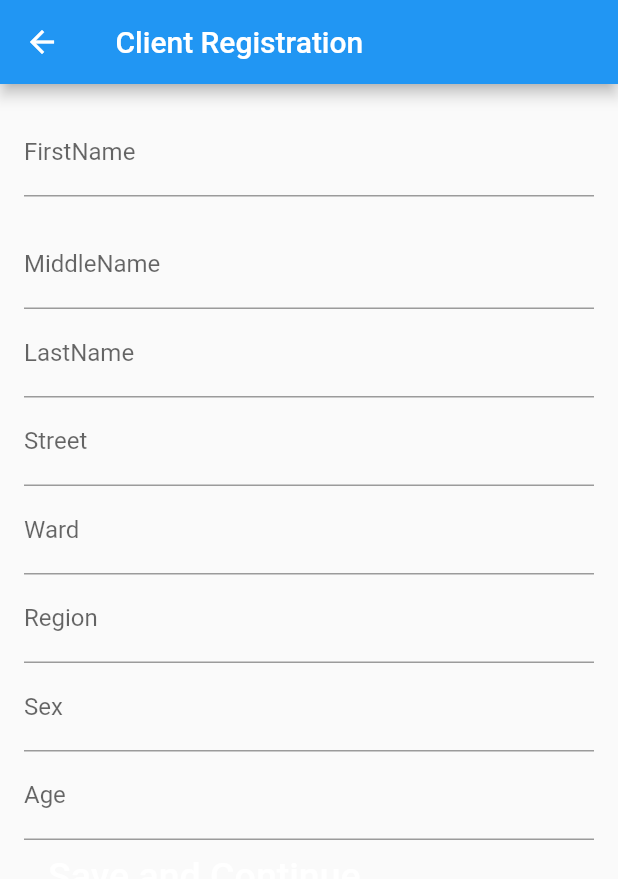
After one commit to MKUTA-PROJECT/MKUTA-Mobile, a Flutter app: the Register screen opened directly, on a phone screen of 412 x 824 dp. The commit adds this screen. Shown: the top 879 px of the screen. Run offline on Flutter 3.47's test engine with Material 2 defaults, Android fonts, the light colour scheme and no system bars.

Commit message:
i have added the drawer menu that have different activities for project, also client registartion from

```diff
--- a/lib/main.dart
+++ b/lib/main.dart
@@ -1,7 +1,5 @@
 import 'package:flutter/material.dart';
 import 'login.dart';
-
-
 
 void main() {
   runApp(MyApp());
@@ -13,7 +11,6 @@ class MyApp extends StatelessWidget {
     return MaterialApp(
       debugShowCheckedModeBanner: false,
       home: Login(),
-
     );
   }
 }
--- /dev/null
+++ b/lib/register.dart
@@ -0,0 +1,30 @@
+import 'package:flutter/material.dart';
+import 'package:mkuat/registerForm.dart';
+
+class Register extends StatefulWidget {
+  @override
+  _RegisterState createState() => _RegisterState();
+}
+
+class _RegisterState extends State<Register> {
+  @override
+  Widget build(BuildContext context)
+
+  {
+    return Scaffold(
+      appBar: AppBar(
+        title: const Text(' Client Registration'),
+        // centerTitle: true,
+        // elevation: 0.0,
+      ),
+      body: const SingleChildScrollView(
+        child: Padding(
+          padding: EdgeInsets.fromLTRB(16.0, 16.0, 16.0, 8.0),
+          child: RegisterForm(),
+        ),
+      ),
+    );
+
+
+  }
+}
--- /dev/null
+++ b/lib/registerForm.dart
@@ -0,0 +1,121 @@
+import 'package:flutter/material.dart';
+import 'package:mkuat/questions.dart';
+
+class RegisterForm extends StatefulWidget {
+  const RegisterForm({Key key}) : super(key: key);
+
+  @override
+  _RegisterFormState createState() => _RegisterFormState();
+}
+
+class _RegisterFormState extends State<RegisterForm> {
+  final GlobalKey<FormState> _formKey = GlobalKey<FormState>();
+
+  @override
+  Widget build(BuildContext context) {
+    return Form(
+        key: _formKey,
+        child: Column(
+            crossAxisAlignment: CrossAxisAlignment.start,
+            children: <Widget>[
+              TextFormField(
+                decoration: const InputDecoration(
+                  labelText: 'FirstName',
+                ),
+                // validator: (String value) {
+                //   if (value.trim().isEmpty) {
+                //     return 'Nickname is required';
+                //   }
+                // },
+              ),
+              const SizedBox(height: 16.0),
+              TextFormField(
+                decoration: const InputDecoration(
+                  labelText: 'MiddleName',
+                ),
+                // validator: (String value) {
+                // if (value.trim().isEmpty) {
+                // return 'Full name is required';
+                // }
+                // },
+              ),
+              TextFormField(
+                decoration: const InputDecoration(
+                  labelText: 'LastName',
+                ),
+                // validator: (String value) {
+                // if (value.trim().isEmpty) {
+                // return 'Full name is required';
+                // }
+                // },
+              ),
+              TextFormField(
+                decoration: const InputDecoration(
+                  labelText: 'Street',
+                ),
+                // validator: (String value) {
+                // if (value.trim().isEmpty) {
+                // return 'Full name is required';
+                // }
+                // },
+              ),
+              TextFormField(
+                decoration: const InputDecoration(
+                  labelText: 'Ward',
+                ),
+                // validator: (String value) {
+                // if (value.trim().isEmpty) {
+                // return 'Full name is required';
+                // }
+                // },
+              ),
+              TextFormField(
+                decoration: const InputDecoration(
+                  labelText: 'Region',
+                ),
+                // validator: (String value) {
+                // if (value.trim().isEmpty) {
+                // return 'Full name is required';
+                // }
+                // },
+              ),
+              TextFormField(
+                decoration: const InputDecoration(
+                  labelText: 'Sex', //dropdown goes here
+                ),
+                // validator: (String value) {
+                // if (value.trim().isEmpty) {
+                // return 'Full name is required';
+                // }
+                // },
+              ),
+              TextFormField(
+                decoration: const InputDecoration(
+                  labelText: 'Age', // dropdown age range goes here
+                ),
+                // validator: (String value) {
+                // if (value.trim().isEmpty) {
+                // return 'Full name is required';
+                // }
+                // },
+              ),
+              FlatButton(
+                child: Text(
+                  'Save and Continue',
+                  style: TextStyle(color: Colors.white, fontSize: 25),
+                ),
+                onPressed: () {
+                  Navigator.push(
+                    context,
+                    MaterialPageRoute(
+                      builder: (context) => Screen(),
+                    ),
+                  );
+                },
+              ),
+              SizedBox(
+                height: 130,
+              ),
+            ]));
+  }
+}
```
Also changed, not shown: lib/drawer.dart (deleted, +0 -74 lines), lib/home.dart (+67 -4 lines), lib/login.dart (+5 -3 lines), lib/menu.dart (deleted, +0 -20 lines), lib/questions.dart (added, +25 -0 lines), lib/screening.dart (added, +54 -0 lines).
